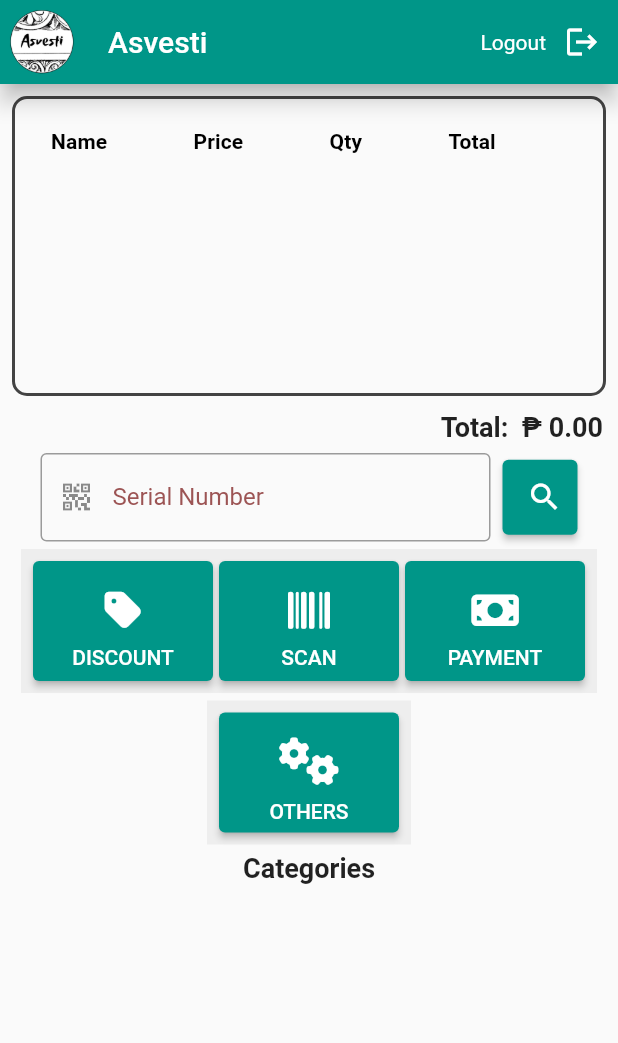
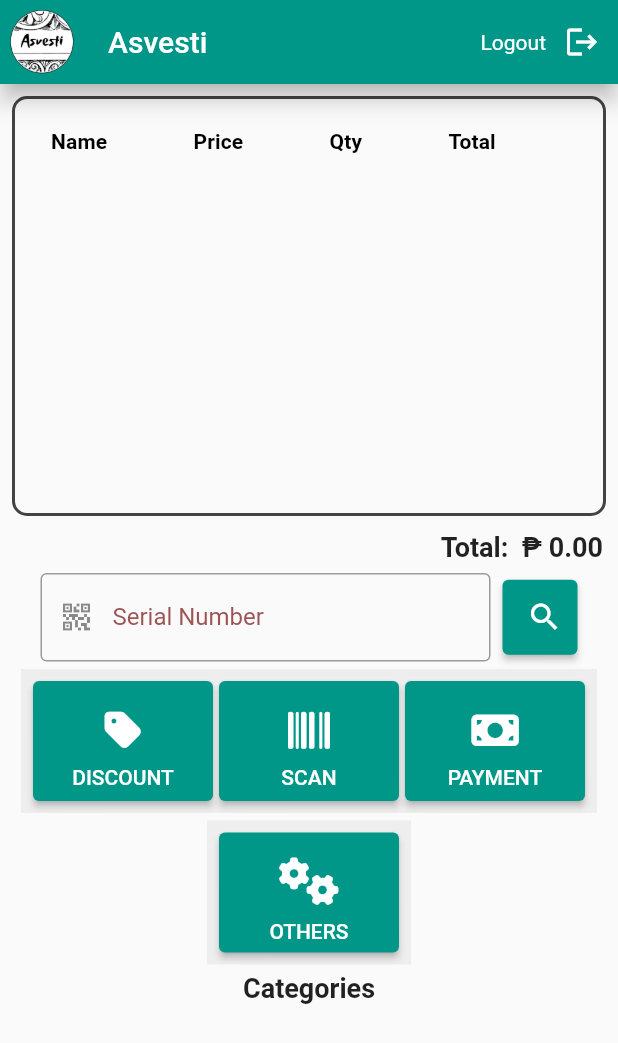
Before and after one commit to SilentCode1003/fiveLPOS, a Flutter app: the MyDashboard screen opened directly with empty values, on a phone screen of 412 x 824 dp. Shown: the top 1043 px of the screen. Run offline on Flutter 3.47's test engine with Material 2 defaults, Android fonts, the phone set to English and light mode, and no system bars; our stand-ins replace flutter_multi_formatter, font_awesome_flutter, pdf, printing, sqflite, sqflite_common and 1 more; missing offline and left inert: mailer; accounts and stored records are empty; network calls fail; project files that could hold a hidden picture were left out.

```diff
--- a/lib/components/dashboard.dart
+++ b/lib/components/dashboard.dart
@@ -702,7 +702,7 @@ class _MyDashboardState extends State<MyDashboard> {
             productList.length,
             (index) => SizedBox(
                   height: 60,
-                  width: 120,
+                  width: 220,
                   child: ElevatedButton(
                     onPressed: (productList[index].quantity <= 0)
                         ? null
@@ -711,11 +711,22 @@ class _MyDashboardState extends State<MyDashboard> {
                             addItem(productList[index].description,
                                 double.parse(productList[index].price), 1);
                           },
-                    child: Text(
-                      productList[index].description,
-                      style: const TextStyle(
-                          fontSize: 12, fontWeight: FontWeight.bold),
-                      textAlign: TextAlign.center,
+                    child: Row(
+                      mainAxisAlignment: MainAxisAlignment.start,
+                      mainAxisSize: MainAxisSize.min,
+                      children: [
+                        Image.memory(
+                            base64Decode(productList[index].productimage)),
+                        const SizedBox(
+                          width: 8,
+                        ),
+                        Text(
+                          productList[index].description,
+                          style: const TextStyle(
+                              fontSize: 12, fontWeight: FontWeight.bold),
+                          textAlign: TextAlign.center,
+                        ),
+                      ],
                     ),
                   ),
                 ));
@@ -1779,7 +1790,7 @@ class _MyDashboardState extends State<MyDashboard> {
             Padding(
               padding: const EdgeInsets.all(8.0),
               child: Container(
-                height: 200,
+                height: 280,
                 width: double.infinity,
                 decoration: BoxDecoration(
                   border: Border.all(
@@ -1793,17 +1804,29 @@ class _MyDashboardState extends State<MyDashboard> {
                     columnSpacing: 10,
                     columns: const [
                       DataColumn(
-                          label: Text('Name',
-                              style: TextStyle(fontWeight: FontWeight.bold))),
+                          label: Text(
+                        'Name',
+                        style: TextStyle(fontWeight: FontWeight.bold),
+                        textAlign: TextAlign.center,
+                      )),
                       DataColumn(
-                          label: Text('Price',
-                              style: TextStyle(fontWeight: FontWeight.bold))),
+                          label: Text(
+                        'Price',
+                        style: TextStyle(fontWeight: FontWeight.bold),
+                        textAlign: TextAlign.center,
+                      )),
                       DataColumn(
-                          label: Text('Qty',
-                              style: TextStyle(fontWeight: FontWeight.bold))),
+                          label: Text(
+                        'Qty',
+                        style: TextStyle(fontWeight: FontWeight.bold),
+                        textAlign: TextAlign.center,
+                      )),
                       DataColumn(
-                          label: Text('Total',
-                              style: TextStyle(fontWeight: FontWeight.bold))),
+                          label: Text(
+                        'Total',
+                        style: TextStyle(fontWeight: FontWeight.bold),
+                        textAlign: TextAlign.center,
+                      )),
                       // DataColumn(label: Text('')),
                     ],
                     rows: itemsList.asMap().entries.map((entry) {
@@ -1812,13 +1835,14 @@ class _MyDashboardState extends State<MyDashboard> {
                       double totalCost = product['price'] * product['quantity'];
                       return DataRow(cells: [
                         DataCell(SizedBox(
-                            width: 50,
+                            width: 70,
                             child: Text(
                               product['name'],
+                              textAlign: TextAlign.left,
                             ))),
                         DataCell(
                           SizedBox(
-                            width: 60,
+                            width: 70,
                             child: Text(formatAsCurrency(product['price'])),
                           ),
                         ),
```
